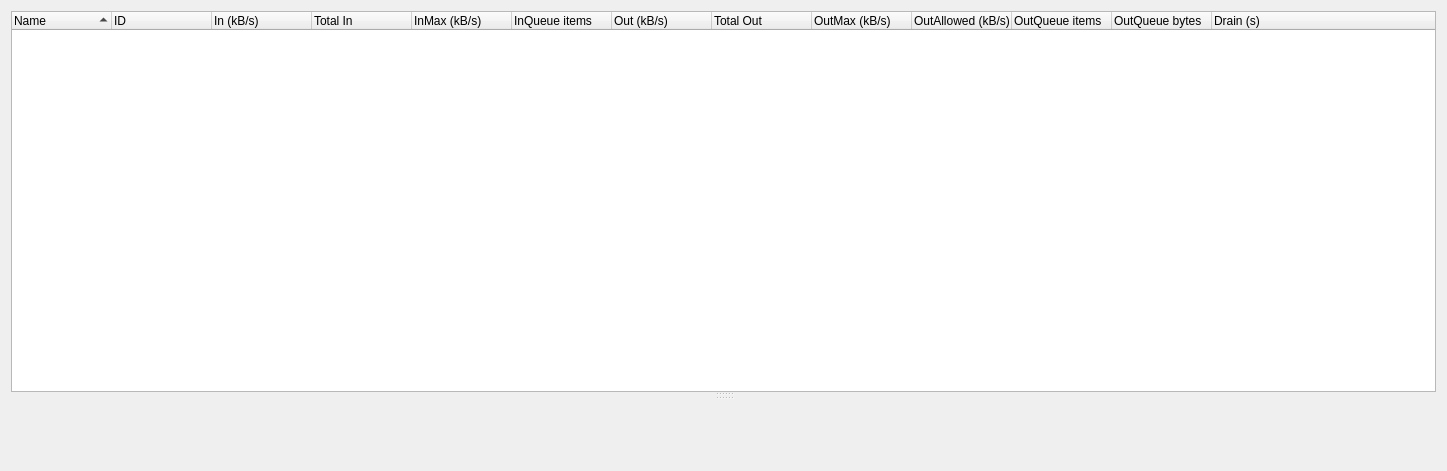
The window that retroshare-gui/src/gui/statistics/BwCtrlWindow.ui (RetroShare/RetroShare) describes before a commit, drawn with Qt 5.
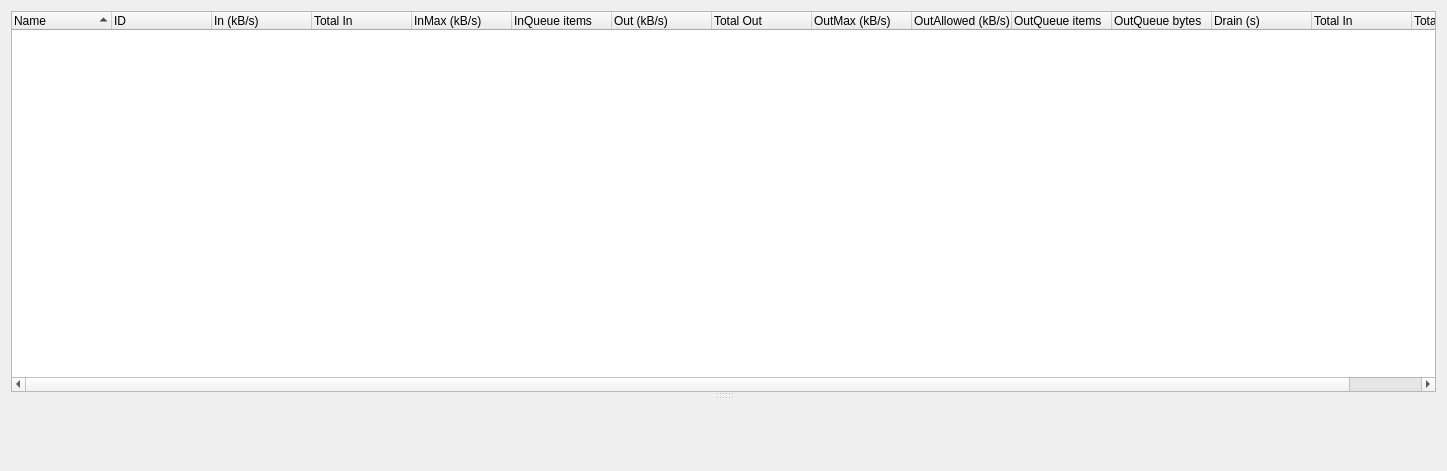
The same window after the commit. Custom widgets are drawn as their Qt base class.

What changed in the file:
```diff
--- a/retroshare-gui/src/gui/statistics/BwCtrlWindow.ui
+++ b/retroshare-gui/src/gui/statistics/BwCtrlWindow.ui
@@ -88,6 +88,16 @@
         <string>Drain (s)</string>
        </property>
       </column>
+       <column>
+        <property name="text">
+         <string>Total In</string>
+        </property>
+       </column>
+       <column>
+        <property name="text">
+         <string>Total Out</string>
+        </property>
+       </column>
      </widget>
      <widget class="QSplitter" name="splitter">
       <property name="orientation">
```
